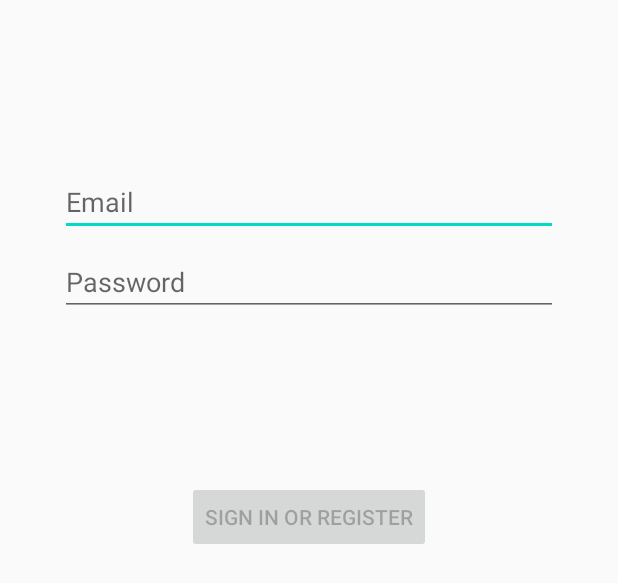
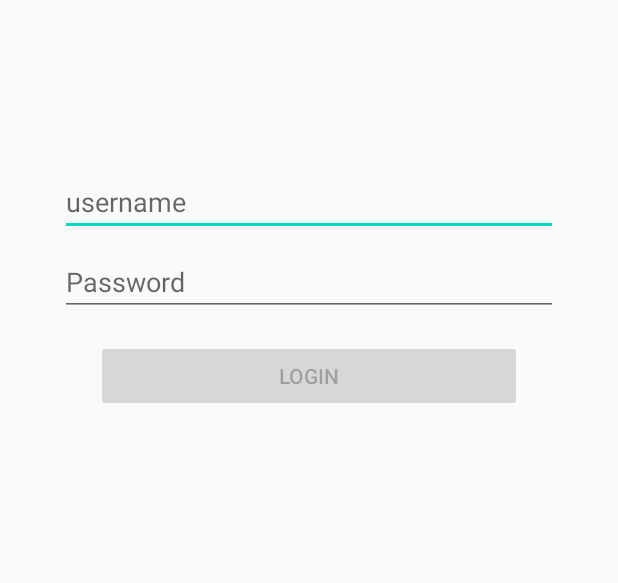
Before and after one commit to dementia13/srq-instagram, an Android app: the layout activity_login2.xml on its own in the app's theme, with its tools: preview values and no code run, on a phone screen of 412 x 824 dp. Shown: the top 583 px of the screen. Run offline under Robolectric (Android 15) with nearby library versions, the phone set to English and light mode, and no system bars.

Commit message:
able to login and bring up main screen

```diff
--- a/app/build.gradle
+++ b/app/build.gradle
@@ -31,7 +31,7 @@ dependencies {
 
     implementation 'com.parse.bolts:bolts-android:1.4.0'
     implementation 'com.parse:parse-android:1.17.3'
-
+    implementation 'com.squareup.okhttp3:logging-interceptor:3.8.1' // for logging API calls to LogCat
     implementation 'com.google.android.material:material:1.1.0'
     implementation 'androidx.navigation:navigation-fragment:2.2.1'
     implementation 'androidx.navigation:navigation-ui:2.2.1'
--- a/app/src/main/java/net/dementia13/srq_instagram/ParseApp.java
+++ b/app/src/main/java/net/dementia13/srq_instagram/ParseApp.java
@@ -16,6 +16,9 @@ public class ParseApp extends Application{
                 .server("http://srq-instagram.herokuapp.com/parse")
                 .build();
 
-        Parse.initialize(configuration);
+        Parse.initialize(new Parse.Configuration.Builder(this)
+            .applicationId("srq-instagram")
+            .clientKey("srq-instagram")
+            .server("https://srq-instagram.herokuapp.com/parse/").build());
     }
 }
--- a/app/src/main/res/layout/activity_login2.xml
+++ b/app/src/main/res/layout/activity_login2.xml
@@ -1,5 +1,5 @@
 <?xml version="1.0" encoding="utf-8"?>
-<androidx.constraintlayout.widget.ConstraintLayout xmlns:android="http://schemas.android.com/apk/res/android"
+<LinearLayout xmlns:android="http://schemas.android.com/apk/res/android"
     xmlns:app="http://schemas.android.com/apk/res-auto"
     xmlns:tools="http://schemas.android.com/tools"
     android:id="@+id/container"
@@ -9,17 +9,19 @@
     android:paddingTop="@dimen/activity_vertical_margin"
     android:paddingRight="@dimen/activity_horizontal_margin"
     android:paddingBottom="@dimen/activity_vertical_margin"
+    android:orientation="vertical"
     tools:context=".ui.login.LoginActivity">
 
     <EditText
-        android:id="@+id/username"
-        android:layout_width="0dp"
+        android:id="@+id/etUsername"
+        android:layout_width="match_parent"
         android:layout_height="wrap_content"
         android:layout_marginStart="24dp"
         android:layout_marginTop="96dp"
         android:layout_marginEnd="24dp"
+        android:ems="10"
 
-        android:hint="@string/prompt_email"
+        android:hint="username"
         android:inputType="textEmailAddress"
         android:selectAllOnFocus="true"
         app:layout_constraintEnd_toEndOf="parent"
@@ -27,12 +29,13 @@
         app:layout_constraintTop_toTopOf="parent" />
 
     <EditText
-        android:id="@+id/password"
-        android:layout_width="0dp"
+        android:id="@+id/etPassword"
+        android:layout_width="match_parent"
         android:layout_height="wrap_content"
         android:layout_marginStart="24dp"
         android:layout_marginTop="8dp"
         android:layout_marginEnd="24dp"
+        android:ems="10"
 
         android:hint="@string/prompt_password"
         android:imeActionLabel="@string/action_sign_in_short"
@@ -41,11 +44,11 @@
         android:selectAllOnFocus="true"
         app:layout_constraintEnd_toEndOf="parent"
         app:layout_constraintStart_toStartOf="parent"
-        app:layout_constraintTop_toBottomOf="@+id/username" />
+        app:layout_constraintTop_toBottomOf="@+id/etUsername" />
 
     <Button
-        android:id="@+id/login"
-        android:layout_width="wrap_content"
+        android:id="@+id/btnLogin"
+        android:layout_width="match_parent"
         android:layout_height="wrap_content"
         android:layout_gravity="start"
         android:layout_marginStart="48dp"
@@ -53,7 +56,7 @@
         android:layout_marginEnd="48dp"
         android:layout_marginBottom="64dp"
         android:enabled="false"
-        android:text="@string/action_sign_in"
+        android:text="Login"
         app:layout_constraintBottom_toBottomOf="parent"
         app:layout_constraintEnd_toEndOf="parent"
         app:layout_constraintStart_toStartOf="parent"
@@ -75,4 +78,4 @@
         app:layout_constraintStart_toStartOf="@+id/password"
         app:layout_constraintTop_toTopOf="parent"
         app:layout_constraintVertical_bias="0.3" />
-</androidx.constraintlayout.widget.ConstraintLayout>
+</LinearLayout>
--- /dev/null
+++ b/app/src/main/res/values/ids.xml
@@ -0,0 +1,6 @@
+<?xml version="1.0" encoding="utf-8"?>
+<resources>
+    <item name="etUsername" type="id" />
+    <item name="etPassword" type="id" />
+    <item name="btnLogin" type="id" />
+</resources>
--- a/build.gradle
+++ b/build.gradle
@@ -20,7 +20,7 @@ allprojects {
     repositories {
         google()
         jcenter()
-
+        maven {url "https://jitpack.io"}
     }
 }
 
```
Also changed, not shown: app/src/main/AndroidManifest.xml (+7 -6 lines), app/src/main/java/net/dementia13/srq_instagram/MainActivity.java (+41 -35 lines), app/src/main/java/net/dementia13/srq_instagram/Post.java (added, +38 -0 lines), app/src/main/java/net/dementia13/srq_instagram/ui/login/LoginActivity.java (+69 -18 lines), app/src/main/res/layout/activity_main.xml (+26 -9 lines), app/src/main/res/layout/content_home.xml (+7 -4 lines).
